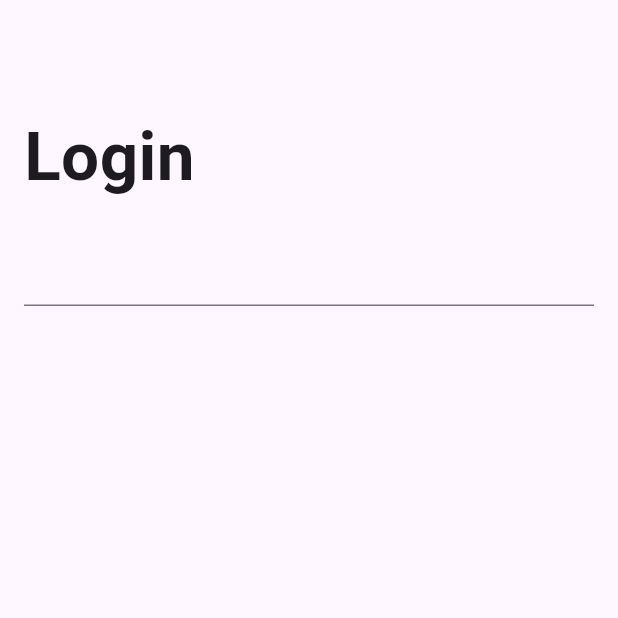
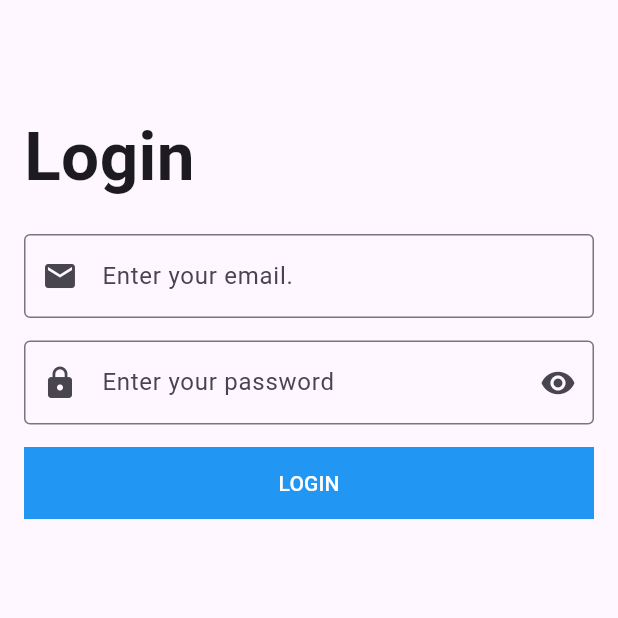
Before and after one commit to Mahmoud-Abdelwahab/flutter-demo, a Flutter app: the screen it shows after launch, on a phone screen of 412 x 824 dp, the top half of it. Run offline on Flutter 3.47's test engine with Material 3 defaults, Android fonts, the phone set to English and light mode, and no system bars.

Commit message:
adding login ui

```diff
--- a/lib/login_screen.dart
+++ b/lib/login_screen.dart
@@ -1,7 +1,10 @@
 import 'package:flutter/material.dart';
 
 class LoginScreen extends StatelessWidget {
-  const LoginScreen({super.key});
+  LoginScreen({super.key});
+
+var emailText = TextEditingController();
+var passwordText = TextEditingController();
 
   @override
   Widget build(BuildContext context) {
@@ -19,12 +22,51 @@ class LoginScreen extends StatelessWidget {
                 fontWeight: FontWeight.w600,
               ),
             ),
-            SizedBox(
+            const SizedBox(
               height: 20,
             ),
             TextFormField(
-             decoration: InputDecoration(),
+              keyboardType: TextInputType.emailAddress,
+            controller: emailText,
+             onChanged: (text) {
+                print(text);
+             },
+             decoration: const InputDecoration(
+               labelText: "Enter your email.",
+               prefixIcon: Icon(Icons.email),
+               border: OutlineInputBorder(),
+             ),
             ),
+            const SizedBox(
+              height: 15,
+            ),
+            TextFormField(
+              controller: passwordText,
+              keyboardType: TextInputType.visiblePassword,
+              obscureText: true,
+              decoration: const InputDecoration(
+                labelText: "Enter your password",
+                prefixIcon: Icon(Icons.lock),
+                suffixIcon: Icon(Icons.remove_red_eye),
+                border: OutlineInputBorder(),
+              ),
+            ),
+            const SizedBox(
+              height: 15,
+            ),
+            Container(
+              width: double.infinity,
+              color: Colors.blue,
+              child: MaterialButton(onPressed: (){
+               print(emailText.text);
+               print(passwordText.text);
+              },
+              child:
+              const Text("LOGIN",
+                style: TextStyle(color: Colors.white),
+              ),
+              ),
+            )
           ],
         ),
       ),
```
